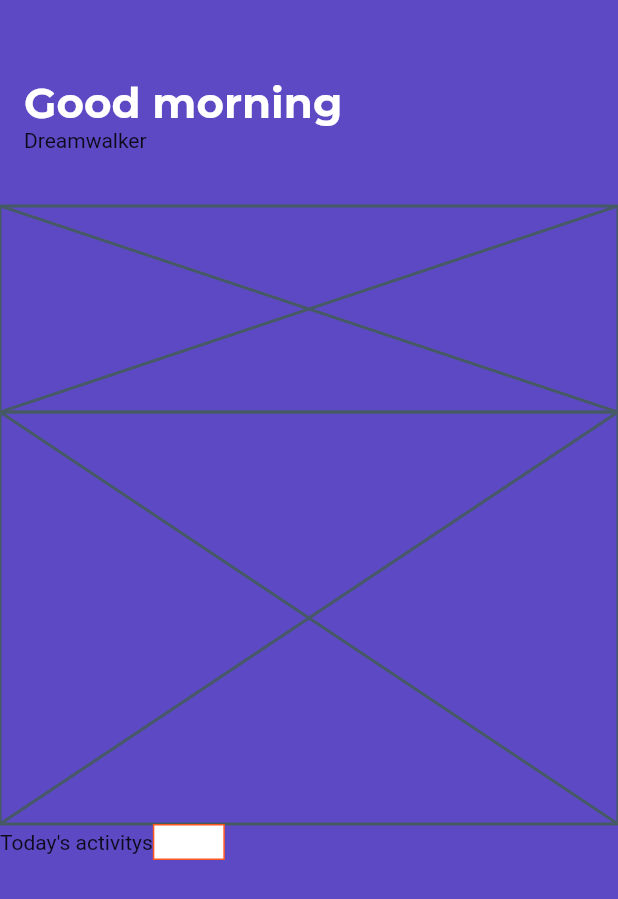
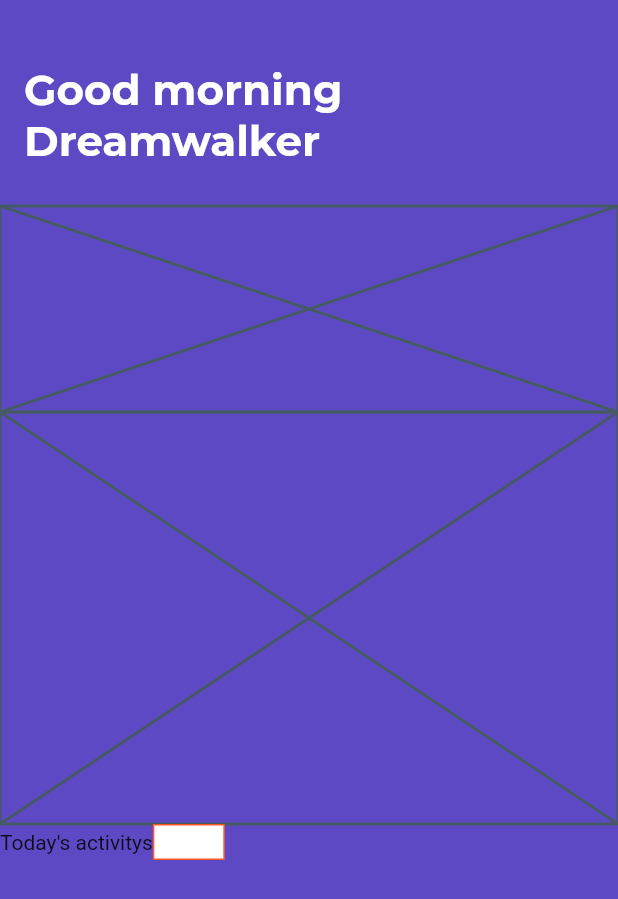
Before and after one commit to JAICHANGPARK/flutter_notebook_5th_story, a Flutter app: the screen it shows after launch, on a phone screen of 412 x 824 dp. Shown: the top 899 px of the screen. Run offline on Flutter 3.47's test engine with Material 2 defaults, Android fonts, the phone set to English and light mode, and no system bars; our stand-ins replace google_fonts; missing offline and left inert: calendar_strip.

Commit message:
Update dilay_main_page.dart

```diff
--- a/lib/ep425_daily_activity_app/dilay_main_page.dart
+++ b/lib/ep425_daily_activity_app/dilay_main_page.dart
@@ -22,17 +22,30 @@ class DailyMainPage extends StatelessWidget {
                     children: [
                       Expanded(
                         child: Padding(
-                          padding: const EdgeInsets.only(left: 16, top: 16, ),
+                          padding: const EdgeInsets.only(
+                            left: 16,
+                            top: 16,
+                          ),
                           child: Column(
                             crossAxisAlignment: CrossAxisAlignment.start,
                             mainAxisAlignment: MainAxisAlignment.center,
                             children: [
-                              Text("Good morning", style: GoogleFonts.montserrat(
-                                color: Colors.white,
-                                fontSize: 28,
-                                fontWeight: FontWeight.bold,
-                              ),),
-                              Text("Dreamwalker")
+                              Text(
+                                "Good morning",
+                                style: GoogleFonts.montserrat(
+                                  color: Colors.white,
+                                  fontSize: 28,
+                                  fontWeight: FontWeight.bold,
+                                ),
+                              ),
+                              Text(
+                                "Dreamwalker",
+                                style: GoogleFonts.montserrat(
+                                  color: Colors.white,
+                                  fontSize: 28,
+                                  fontWeight: FontWeight.bold,
+                                ),
+                              )
                             ],
                           ),
                         ),
@@ -53,10 +66,7 @@ class DailyMainPage extends StatelessWidget {
                     Container(
                       height: 24,
                       width: 48,
-                      decoration: BoxDecoration(
-                        color: Colors.white,
-                        border: Border.all(color: Colors.deepOrange)
-                      ),
+                      decoration: BoxDecoration(color: Colors.white, border: Border.all(color: Colors.deepOrange)),
                     ),
                   ],
                 ),
```
